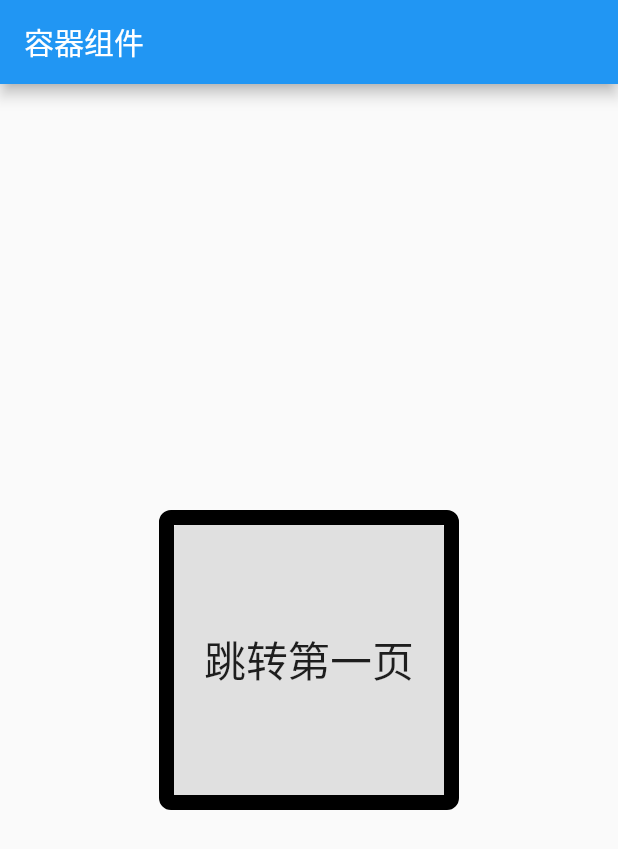
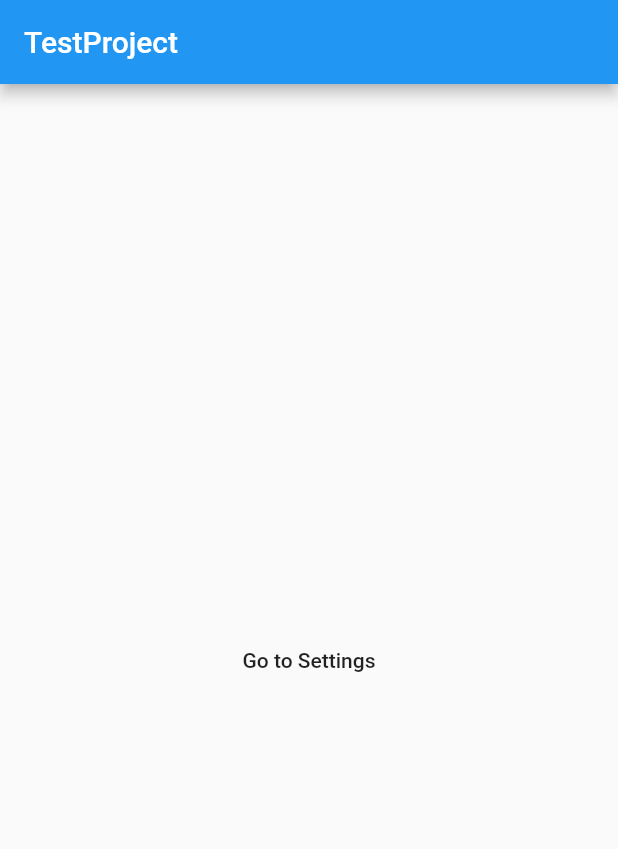
Before and after one commit to 0730chen/Flutter-, a Flutter app: the screen it shows after launch, on a phone screen of 412 x 824 dp. Shown: the top 849 px of the screen. Run offline on Flutter 3.47's test engine with Material 2 defaults, Android fonts, the phone set to English and light mode, and no system bars.

Commit message:
路由完成

```diff
--- a/lib/main.dart
+++ b/lib/main.dart
@@ -10,7 +10,21 @@ import './third.dart';
 
 void main() {
   debugPaintSizeEnabled = true; //2.第二步
-  runApp(DemoApp());
+  runApp(MyApp());
+}
+class MyApp extends StatelessWidget {
+  @override
+  Widget build(BuildContext context) {
+    return MaterialApp(
+        title: 'Flutter Demo',
+        home: DemoApp(),
+      routes: {
+        '/first':(BuildContext context) => new FirstPage(),
+        '/seconed':(BuildContext context) => new secondPage(),
+        '/third':(BuildContext context)=> new thirdPage()
+      },
+    );
+  }
 }
 
 class DemoApp extends StatelessWidget {
@@ -19,56 +33,16 @@ class DemoApp extends StatelessWidget {
   @override
   Widget build(BuildContext context) {
     debugPaintSizeEnabled = true;
-    return new MaterialApp(
-        title: '摸鱼池塘',
-        theme: new ThemeData(
-          brightness: Brightness.light,
-          accentColor: Colors.cyan,
-
-        ),
-        home:new Scaffold(
-          appBar: AppBar(
-            title:Text('容器组件')
-          ),
-        body:Center(
-          child: Container(
-            width: 200.0,
-            height: 200.0,
-            //装饰效果
-            decoration: BoxDecoration(
-              color: Colors.white,
-              border: new Border.all(
-                color: Colors.black,
-                width: 10.0
-              ),
-              borderRadius:
-                const BorderRadius.all(const Radius.circular(8.0))
-            ),
-//            child: Text(
-//              'Flutter',
-//              textAlign: TextAlign.center,
-//              style:new TextStyle(fontSize: 28.0,color: const Color(0xffff0000))
-//            ),
-            child: RaisedButton(
-              onPressed: (){
-                Navigator.pushNamed(context, '/first');
-              },
-              child: Text(
-                '跳转第一页',
-                style: TextStyle(fontSize: 28.0),
-              ),
-            ),
-          ),
-        )
-        ),
-        routes:{
-          '/first':(BuildContext context) => FirstPage(),
-          '/seconed':(BuildContext context) =>secondPage(),
-          '/third':(BuildContext context)=> thirdPage()
-        },
-      initialRoute: './first',
-
-//        home: DemoPage(),
+    return new Scaffold(
+      appBar: new AppBar(
+        title: new Text('TestProject'),
+      ),
+      body: new Center(
+          child: new FlatButton(
+              child: const Text('Go to Settings'),
+              onPressed: () => Navigator.of(context).pushNamed('/first')
+          )
+      ),
     );
   }
 }
```
